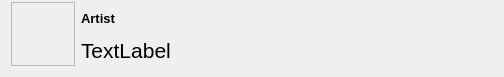
The window that src/ui/album.ui (vanzin/folderme) describes before a commit, drawn with Qt 5.
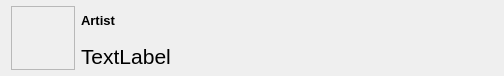
The same window after the commit.

Commit message: Handle album with no cover art, some UI tweaks.

```diff
--- a/src/ui/album.ui
+++ b/src/ui/album.ui
@@ -23,6 +23,9 @@
    <property name="topMargin">
     <number>2</number>
    </property>
+   <property name="bottomMargin">
+    <number>2</number>
+   </property>
    <item>
     <widget class="QLabel" name="cover">
      <property name="sizePolicy">
@@ -58,6 +61,9 @@
      <property name="text">
       <string/>
      </property>
+     <property name="alignment">
+      <set>Qt::AlignCenter</set>
+     </property>
     </widget>
    </item>
    <item>
```
The commit also changes 3 other files.
